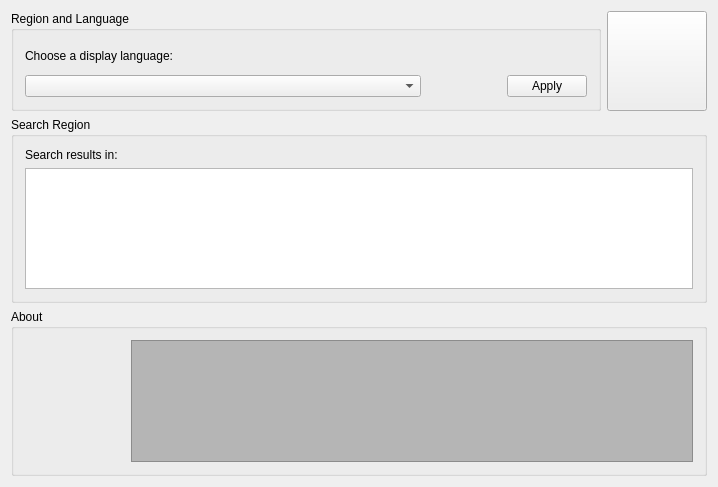
Above: trunk/Bingo/ui/settingwidget.ui from ohio813/bingo-file-search before the change. Below: the same form after it.
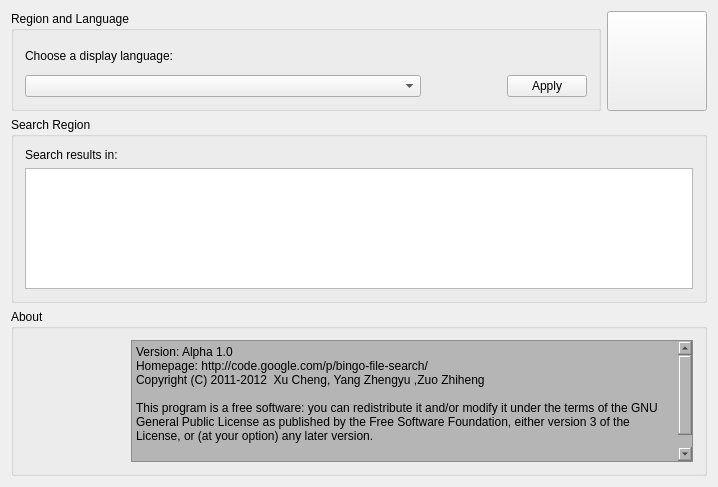
That is the form after the change. Icons and pictures are not drawn.

The edit to the form file:
```diff
--- a/trunk/Bingo/ui/settingwidget.ui
+++ b/trunk/Bingo/ui/settingwidget.ui
@@ -227,6 +227,14 @@
         <property name="readOnly">
          <bool>true</bool>
         </property>
+        <property name="plainText">
+         <string>Version: Alpha 1.0
+Homepage: http://code.google.com/p/bingo-file-search/
+Copyright (C) 2011-2012  Xu Cheng, Yang Zhengyu ,Zuo Zhiheng
+
+This program is a free software: you can redistribute it and/or modify it under the terms of the GNU General Public License as published by the Free Software Foundation, either version 3 of the License, or (at your option) any later version.
+</string>
+        </property>
        </widget>
       </item>
      </layout>
```
